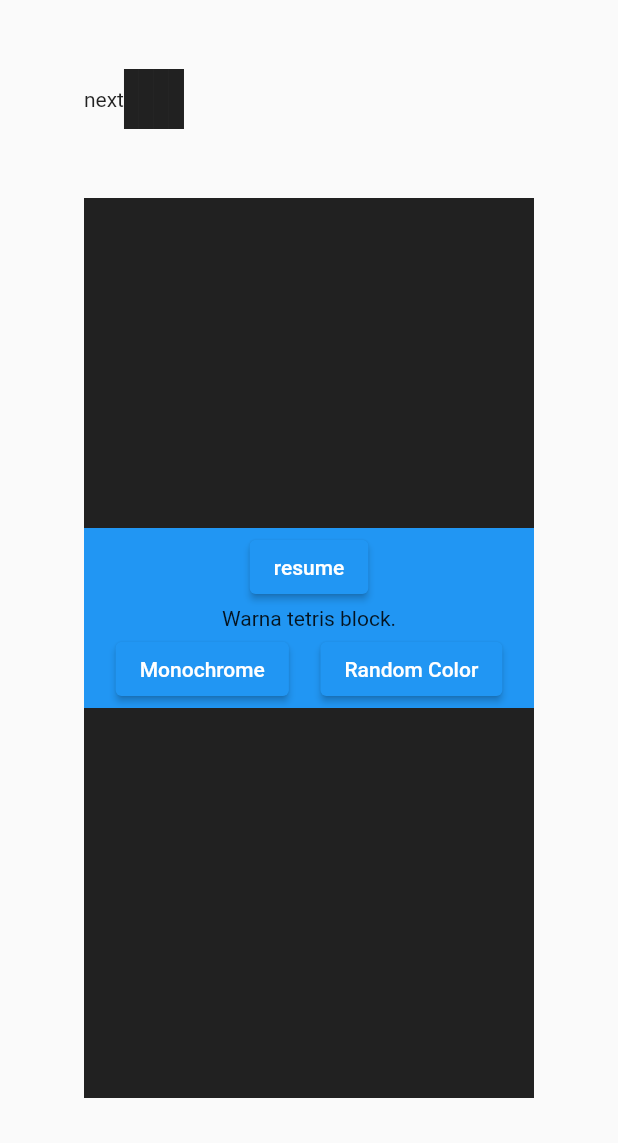
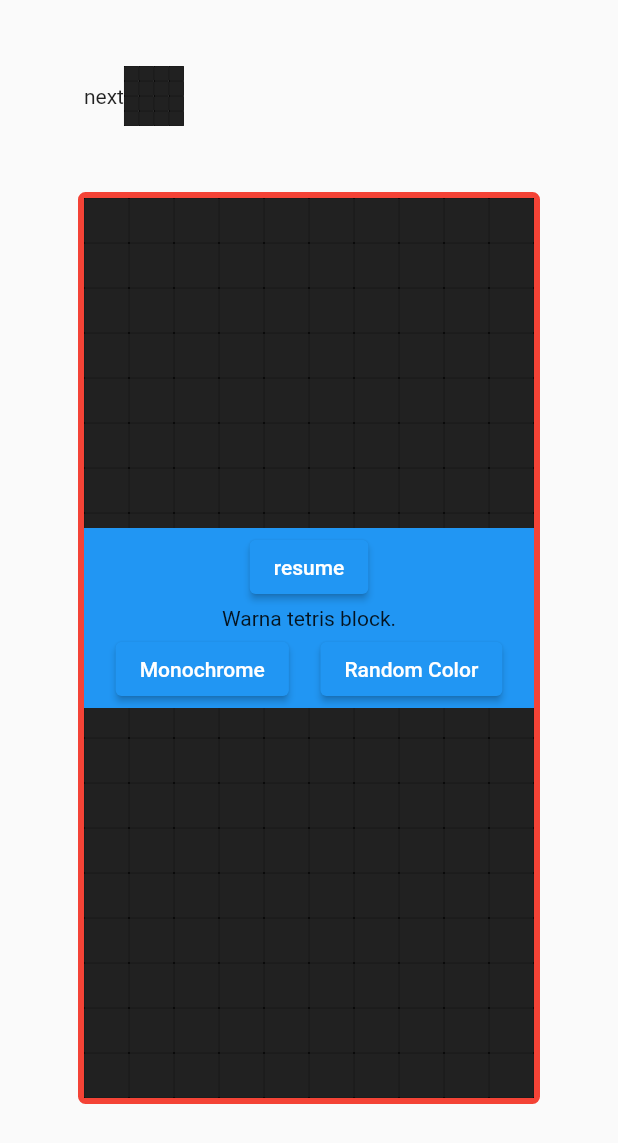
Before and after one commit to fikma/petris, a Flutter app: the screen it shows after launch, on a phone screen of 412 x 824 dp. Shown: the top 1143 px of the screen. Run offline on Flutter 3.47's test engine with Material 2 defaults, Android fonts, the phone set to English and light mode, and no system bars.

Commit message:
simple border

```diff
--- a/lib/pages/widget/board_widget.dart
+++ b/lib/pages/widget/board_widget.dart
@@ -81,10 +81,18 @@ class _BoardWidgetState extends State<BoardWidget> {
 
   @override
   Widget build(BuildContext context) {
-    return widget.boardWidgetLogic.generateBoard(
-      boardList: widget.boardWidgetModel.boardList,
-      xGridSize: BoardConfig.xSize,
-      yGridSize: BoardConfig.ySize,
+    return Container(
+      decoration: BoxDecoration(
+          border: Border.all(
+            width: 4.0,
+            color: Colors.red,
+          ),
+          borderRadius: BorderRadius.all(Radius.circular(5.0))),
+      child: widget.boardWidgetLogic.generateBoard(
+        boardList: widget.boardWidgetModel.boardList,
+        xGridSize: BoardConfig.xSize,
+        yGridSize: BoardConfig.ySize,
+      ),
     );
   }
 }
--- a/lib/pages/widget/single_block_widget.dart
+++ b/lib/pages/widget/single_block_widget.dart
@@ -30,9 +30,12 @@ class _SingleBlockWidgetState extends State<SingleBlockWidget> {
   @override
   Widget build(BuildContext context) {
     return Container(
-      width: (widget.singleBlockWidgetModel.size).toDouble(),
-      height: (widget.singleBlockWidgetModel.size).toDouble(),
-      color: widget.singleBlockWidgetModel.color,
+      width: widget.singleBlockWidgetModel.size * 1.0,
+      height: widget.singleBlockWidgetModel.size * 1.0,
+      decoration: BoxDecoration(
+        border: Border.all(width: .5),
+        color: widget.singleBlockWidgetModel.color,
+      ),
       child: Center(
         child: (kDebugMode)
             ? Text(
```
